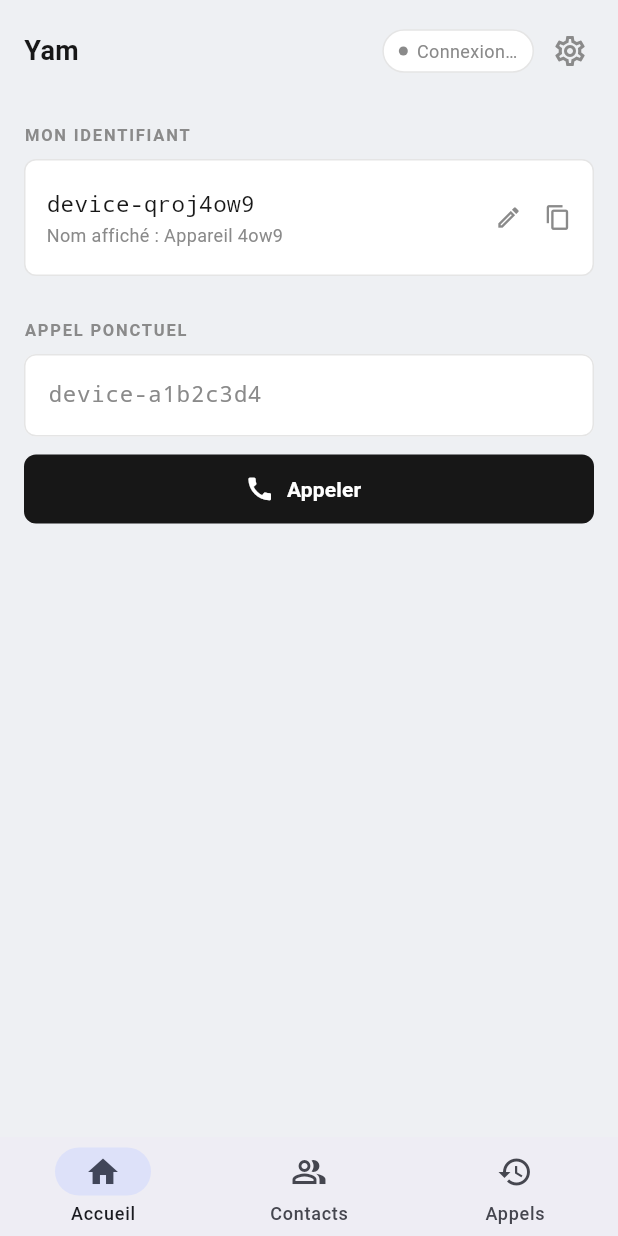
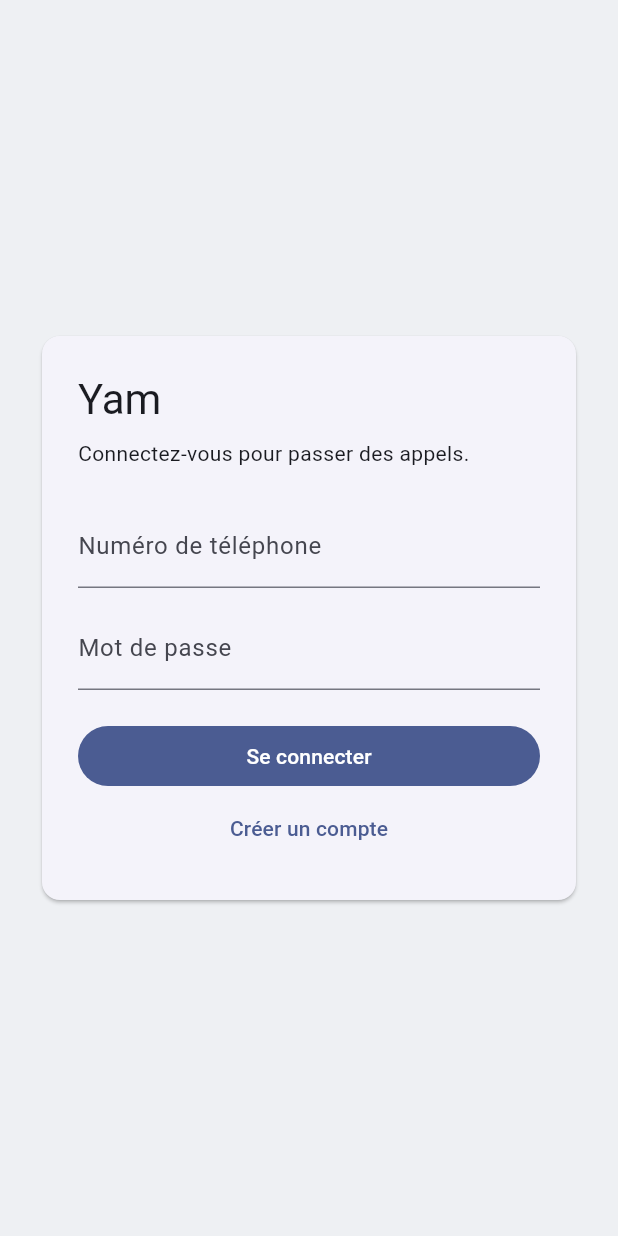
Before and after one commit to Daniel-the-one/yam-mobile, a Flutter app: the screen it shows after launch, on a phone screen of 412 x 824 dp. Run offline on Flutter 3.47's test engine with Material 3 defaults, Android fonts, the phone set to English and light mode, and no system bars; our stand-ins replace audioplayers, firebase_core, firebase_messaging, permission_handler, shared_preferences, vibration; missing offline and left inert: dart_pusher_channels, flutter_callkit_incoming, flutter_webrtc; accounts and stored records are empty.

Commit message:
feat: authentification utilisateur + routage appels par user_id
- Ajout écran d'authentification (login/register/logout)
- Routage WebRTC basé sur user_id au lieu de device_id
- Recherche d'utilisateurs côté client (téléphone, nom, username)
- Support Bearer token dans ApiClient
- Persistance de session (token, userId) dans StorageService
- Bufferisation des ICE candidates locales avant résolution du device
- Gestion améliorée des erreurs API (message extrait du body)

```diff
--- a/lib/main.dart
+++ b/lib/main.dart
@@ -3,6 +3,7 @@ import 'dart:async';
 import 'package:flutter/material.dart';
 
 import 'screens/home_shell.dart';
+import 'screens/auth_screen.dart';
 import 'state/app_state.dart';
 import 'theme.dart';
 
@@ -33,7 +34,12 @@ class YamApp extends StatelessWidget {
           error: YamColors.danger,
         ),
       ),
-      home: HomeShell(app: app),
+      home: ListenableBuilder(
+        listenable: app,
+        builder: (context, _) => app.isAuthenticated
+            ? HomeShell(app: app)
+            : AuthScreen(app: app),
+      ),
     );
   }
 }
--- a/lib/models/contact.dart
+++ b/lib/models/contact.dart
@@ -1,17 +1,30 @@
-/// Un contact enregistré localement (nom + device id).
+/// Un contact enregistré localement (nom + identifiant utilisateur).
+///
+/// Le backend route le premier signal vers tous les appareils de l'utilisateur
+/// (`to_user_id`). Le device précis n'est connu qu'après la réponse WebRTC.
 class Contact {
-  Contact({required this.id, required this.name, required this.deviceId});
+  Contact({required this.id, required this.name, required this.userId, this.phoneNumber});
 
   final String id;
   String name;
-  String deviceId;
+  String userId;
+  String? phoneNumber;
 
-  Map<String, dynamic> toJson() => {'id': id, 'name': name, 'deviceId': deviceId};
+  Map<String, dynamic> toJson() => {
+        'id': id,
+        'name': name,
+        'userId': userId,
+        if (phoneNumber != null) 'phoneNumber': phoneNumber,
+      };
 
   factory Contact.fromJson(Map<String, dynamic> j) => Contact(
         id: j['id'] as String,
         name: (j['name'] as String?) ?? '',
-        deviceId: j['deviceId'] as String,
+        // Compatibilité avec les contacts historiques : ils doivent être
+        // recherchés de nouveau avant d'être appelés, car device_id n'est plus
+        // une cible d'appel valide.
+        userId: (j['userId'] ?? '') as String,
+        phoneNumber: j['phoneNumber'] as String?,
       );
 
   /// Initiale affichée dans les avatars.
--- /dev/null
+++ b/lib/screens/auth_screen.dart
@@ -0,0 +1,112 @@
+import 'package:flutter/material.dart';
+
+import '../state/app_state.dart';
+
+/// Portail Sanctum : le mobile ne démarre ni Reverb ni les appels avant qu'une
+/// session par téléphone ait été créée.
+class AuthScreen extends StatefulWidget {
+  const AuthScreen({super.key, required this.app});
+
+  final AppState app;
+
+  @override
+  State<AuthScreen> createState() => _AuthScreenState();
+}
+
+class _AuthScreenState extends State<AuthScreen> {
+  final _formKey = GlobalKey<FormState>();
+  final _name = TextEditingController();
+  final _username = TextEditingController();
+  final _phone = TextEditingController();
+  final _password = TextEditingController();
+  bool _register = false;
+  bool _loading = false;
+
+  @override
+  void dispose() {
+    _name.dispose();
+    _username.dispose();
+    _phone.dispose();
+    _password.dispose();
+    super.dispose();
+  }
+
+  Future<void> _submit() async {
+    if (!(_formKey.currentState?.validate() ?? false)) return;
+    setState(() => _loading = true);
+    try {
+      if (_register) {
+        await widget.app.register(
+          name: _name.text,
+          phoneNumber: _phone.text,
+          password: _password.text,
+          username: _username.text,
+        );
+      } else {
+        await widget.app.login(phoneNumber: _phone.text, password: _password.text);
+      }
+    } catch (e) {
+      if (mounted) {
+        ScaffoldMessenger.of(context).showSnackBar(
+          SnackBar(content: Text(e.toString().replaceFirst('Exception: ', ''))),
+        );
+      }
+    } finally {
+      if (mounted) setState(() => _loading = false);
+    }
+  }
+
+  @override
+  Widget build(BuildContext context) {
+    return Scaffold(
+      body: SafeArea(
+        child: Center(
+          child: SingleChildScrollView(
+            padding: const EdgeInsets.all(24),
+            child: ConstrainedBox(
+              constraints: const BoxConstraints(maxWidth: 420),
+              child: Card(
+                child: Padding(
+                  padding: const EdgeInsets.all(24),
+                  child: Form(
+                    key: _formKey,
+                    child: Column(
+                      crossAxisAlignment: CrossAxisAlignment.stretch,
+                      children: [
+                        Text('Yam', style: Theme.of(context).textTheme.headlineMedium),
+                        const SizedBox(height: 8),
+                        Text(_register ? 'Créez votre compte pour appeler vos contacts.' : 'Connectez-vous pour passer des appels.'),
+                        const SizedBox(height: 24),
+                        if (_register) ...[
+                          TextFormField(controller: _name, decoration: const InputDecoration(labelText: 'Nom complet'), validator: _required),
+                          const SizedBox(height: 12),
+                          TextField(controller: _username, decoration: const InputDecoration(labelText: 'Nom d’utilisateur (facultatif)')),
+                          const SizedBox(height: 12),
+                        ],
+                        TextFormField(controller: _phone, keyboardType: TextInputType.phone, decoration: const InputDecoration(labelText: 'Numéro de téléphone'), validator: _required),
+                        const SizedBox(height: 12),
+                        TextFormField(controller: _password, obscureText: true, decoration: const InputDecoration(labelText: 'Mot de passe'), validator: (v) => (v?.length ?? 0) < 8 ? '8 caractères minimum' : null),
+                        const SizedBox(height: 20),
+                        FilledButton(
+                          onPressed: _loading ? null : _submit,
+                          child: Text(_loading ? 'Connexion…' : (_register ? 'Créer mon compte' : 'Se connecter')),
+                        ),
+                        TextButton(
+                          onPressed: _loading ? null : () => setState(() => _register = !_register),
+                          child: Text(_register ? 'J’ai déjà un compte' : 'Créer un compte'),
+                        ),
+                      ],
+                    ),
+                  ),
+                ),
+              ),
+            ),
+          ),
+        ),
+      ),
+    );
+  }
+
+  static String? _required(String? value) =>
+      value == null || value.trim().isEmpty ? 'Champ requis' : null;
+}
```
Also changed, not shown: lib/screens/contacts_screen.dart (+62 -23 lines), lib/screens/home_screen.dart (+13 -5 lines), lib/services/api_client.dart (+93 -14 lines), lib/services/call_service.dart (+77 -42 lines), lib/services/storage_service.dart (+29 -0 lines), lib/state/app_state.dart (+100 -22 lines).
